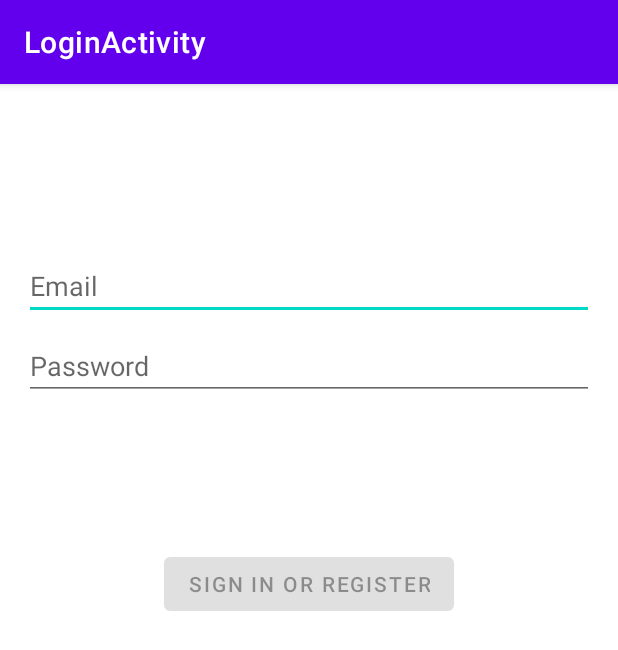
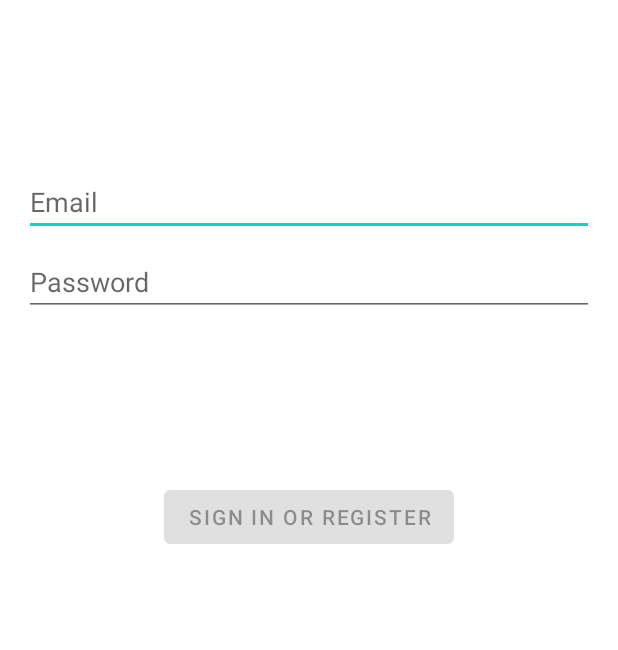
Before and after one commit to SchoolGroupProject/WorkoutProject, an Android app built with Jetpack Compose: the screen it shows after launch (LoginActivity), in the options menu, after a tap on "Login", on a phone screen of 412 x 824 dp. Shown: the top 650 px of the screen. Run offline under Robolectric (Android 15) with nearby library versions, the phone set to English and light mode, and no system bars; our stand-ins replace navigation-ui; Roboto replaces fonts that are not available here.

Commit message:
Change theme to noactionbar

```diff
--- a/app/src/main/res/values-night/themes.xml
+++ b/app/src/main/res/values-night/themes.xml
@@ -1,6 +1,6 @@
 <resources xmlns:tools="http://schemas.android.com/tools">
     <!-- Base application theme. -->
-    <style name="Theme.Test" parent="Theme.MaterialComponents.DayNight.DarkActionBar">
+    <style name="Theme.Test" parent="Theme.MaterialComponents.DayNight.NoActionBar">
         <!-- Primary brand color. -->
         <item name="colorPrimary">@color/purple_200</item>
         <item name="colorPrimaryVariant">@color/purple_700</item>
--- a/app/src/main/res/values/themes.xml
+++ b/app/src/main/res/values/themes.xml
@@ -1,6 +1,6 @@
 <resources xmlns:tools="http://schemas.android.com/tools">
     <!-- Base application theme. -->
-    <style name="Theme.Test" parent="Theme.MaterialComponents.DayNight.DarkActionBar">
+    <style name="Theme.Test" parent="Theme.MaterialComponents.DayNight.NoActionBar">
         <!-- Primary brand color. -->
         <item name="colorPrimary">@color/purple_500</item>
         <item name="colorPrimaryVariant">@color/purple_700</item>
```
